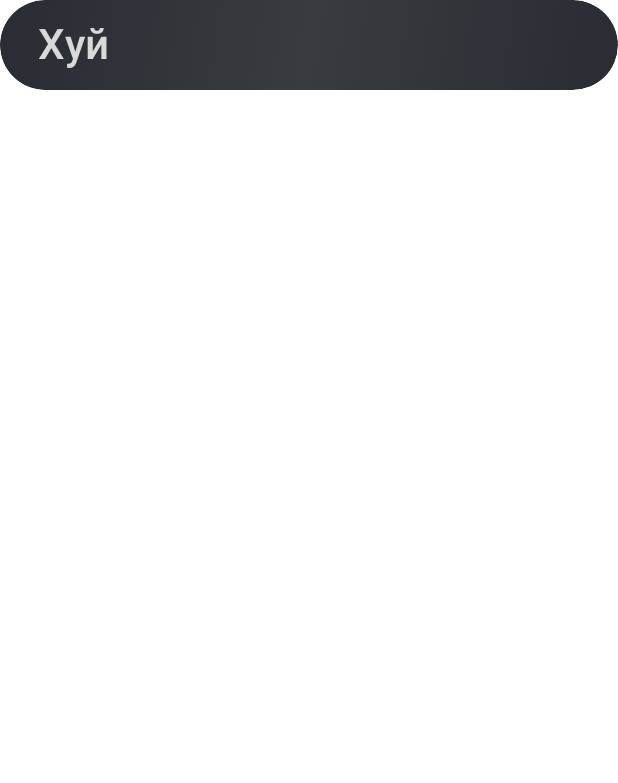
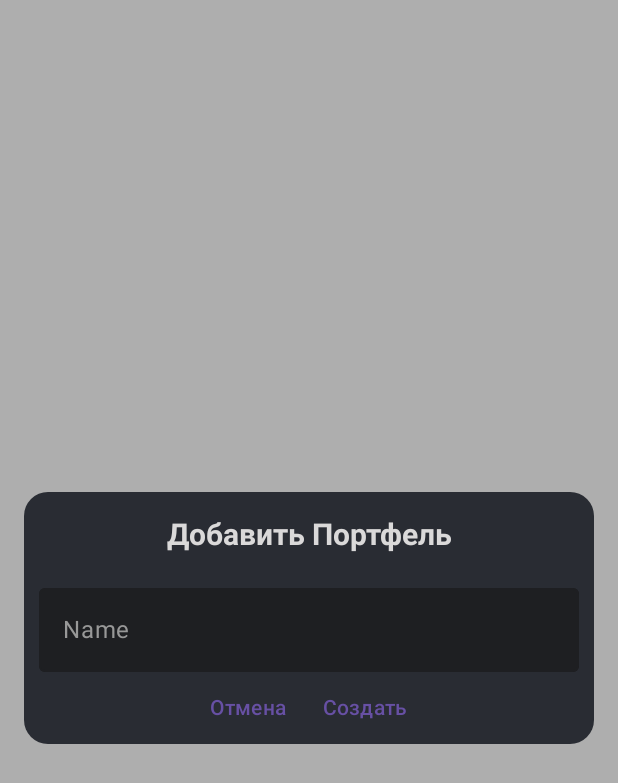
Before and after one commit to Kezy-Kuroyame/Investio, an Android app built with Jetpack Compose: the @Preview function PortfoliosScreenPreview, on a phone screen of 412 x 824 dp. Shown: the top 783 px of the screen. Run offline under Robolectric (Android 15) with nearby library versions, the light colour scheme and no system bars.

Commit message:
some fixes

```diff
--- a/app/src/main/java/com/example/empty_views_activity/components/PorfoliosComponents.kt
+++ b/app/src/main/java/com/example/empty_views_activity/components/PorfoliosComponents.kt
@@ -3,12 +3,16 @@ package com.example.empty_views_activity.components
 import androidx.compose.foundation.Image
 import androidx.compose.foundation.background
 import androidx.compose.foundation.clickable
+import androidx.compose.foundation.layout.Arrangement
 import androidx.compose.foundation.layout.Box
+import androidx.compose.foundation.layout.Column
 import androidx.compose.foundation.layout.PaddingValues
+import androidx.compose.foundation.layout.Row
 import androidx.compose.foundation.layout.Spacer
 import androidx.compose.foundation.layout.fillMaxHeight
 import androidx.compose.foundation.layout.fillMaxSize
 import androidx.compose.foundation.layout.fillMaxWidth
+import androidx.compose.foundation.layout.height
 import androidx.compose.foundation.layout.heightIn
 import androidx.compose.foundation.layout.padding
 import androidx.compose.foundation.layout.size
@@ -19,10 +23,17 @@ import androidx.compose.material.icons.filled.Add
 import androidx.compose.material.icons.filled.Logout
 import androidx.compose.material3.Button
 import androidx.compose.material3.ButtonDefaults
+import androidx.compose.material3.Card
+import androidx.compose.material3.CardDefaults
+import androidx.compose.material3.ExperimentalMaterial3Api
 import androidx.compose.material3.Icon
 import androidx.compose.material3.IconButton
+import androidx.compose.material3.OutlinedTextField
 import androidx.compose.material3.Text
+import androidx.compose.material3.TextButton
+import androidx.compose.material3.TextFieldDefaults
 import androidx.compose.runtime.Composable
+import androidx.compose.runtime.MutableState
 import androidx.compose.runtime.mutableStateOf
 import androidx.compose.runtime.remember
 import androidx.compose.ui.Alignment
@@ -32,14 +43,18 @@ import androidx.compose.ui.graphics.Color
 import androidx.compose.ui.graphics.ColorFilter
 import androidx.compose.ui.res.painterResource
 import androidx.compose.ui.text.font.FontWeight
+import androidx.compose.ui.text.style.TextAlign
 import androidx.compose.ui.tooling.preview.Preview
 import androidx.compose.ui.unit.dp
 import androidx.compose.ui.unit.sp
+import androidx.compose.ui.window.Dialog
 import androidx.navigation.NavController
 import androidx.navigation.compose.rememberNavController
 import com.example.empty_views_activity.R
+import com.example.empty_views_activity.buttons.signUpClick
 import com.example.empty_views_activity.modules.Portfolio
 import com.example.empty_views_activity.navigation.Route
+import com.example.empty_views_activity.queries.postPortfolio
 import com.example.empty_views_activity.ui.theme.colorPrimary
 import com.example.empty_views_activity.ui.theme.colorPurple
 import com.example.empty_views_activity.ui.theme.colorSecondary
@@ -48,11 +63,25 @@ import com.example.empty_views_activity.ui.theme.colorTintPink
 import com.example.empty_views_activity.ui.theme.colorWhite
 import com.example.empty_views_activity.ui.theme.textColorWhite
 import com.example.empty_views_activity.ui.theme.textHintColor
+import kotlinx.coroutines.DelicateCoroutinesApi
+import kotlinx.coroutines.Dispatchers
+import kotlinx.coroutines.GlobalScope
+import kotlinx.coroutines.launch
 
 @Composable
-fun ButtonAdd(userId: String){
+fun ButtonAdd(userId: String, navController: NavController){
+    val isShowDialog = remember {
+        mutableStateOf(false)
+    }
+
+    if (isShowDialog.value){
+        DialogWithImage(isShowDialog, userId, navController)
+    }
+
     IconButton(
-        onClick = { /* TODO add portfolios logic */ },
+        onClick = {
+            isShowDialog.value = true
+                  },
         modifier = Modifier
     ) {
         Icon(
@@ -66,10 +95,9 @@ fun ButtonAdd(userId: String){
 
 @Composable
 fun Portfolio(value: String,
-              route: String,
               navController: NavController,){
 
-    Button(onClick = {navController.navigate(route = route); },
+    Button(onClick = {navController.navigate(""); },
         modifier = Modifier
             .fillMaxWidth()
             .heightIn(48.dp),
@@ -81,7 +109,13 @@ fun Portfolio(value: String,
                 .fillMaxWidth()
                 .heightIn(60.dp)
                 .background(
-                    brush = Brush.linearGradient(listOf(colorSecondary, colorThird, colorSecondary)),
+                    brush = Brush.linearGradient(
+                        listOf(
+                            colorSecondary,
+                            colorThird,
+                            colorSecondary
+                        )
+                    ),
                     shape = RoundedCornerShape(50.dp)
                 ),
             contentAlignment = Alignment.CenterStart
@@ -101,7 +135,7 @@ fun Portfolio(value: String,
 fun ButtonLogOut(navController: NavController){
 
     IconButton(
-        onClick = { Route.LoginIn.route },
+        onClick = { navController.navigate( Route.LoginIn.route) },
         modifier = Modifier
     ) {
         Icon(
@@ -113,11 +147,100 @@ fun ButtonLogOut(navController: NavController){
     }
 }
 
+@OptIn(ExperimentalMaterial3Api::class, DelicateCoroutinesApi::class)
+@Composable
+fun DialogWithImage(
+    isShow: MutableState<Boolean>,
+    userId: String,
+    navController: NavController
+
+) {
+    val portfolioName = remember {
+        mutableStateOf("")
+    }
+
+    if (isShow.value) {
+        Dialog(onDismissRequest = { isShow.value = false }) {
+            // Draw a rectangle shape with rounded corners inside the dialog
+            Card(
+                modifier = Modifier
+                    .fillMaxWidth()
+                    .height(200.dp)
+                    .width(150.dp)
+                    .padding(16.dp),
+                colors = CardDefaults.cardColors(
+                    containerColor = colorSecondary,
+                ),
+                shape = RoundedCornerShape(16.dp),
+            ) {
+                Column(
+                    modifier = Modifier
+                        .fillMaxSize(),
+                    verticalArrangement = Arrangement.Center,
+                    horizontalAlignment = Alignment.CenterHorizontally,
+                ) {
+
+                    Text(
+                        text = "Добавить Портфель",
+                        modifier = Modifier.padding(16.dp),
+                        fontSize = 20.sp,
+                        fontWeight = FontWeight.Bold,
+                        textAlign = TextAlign.Center,
+                        color = textColorWhite
+                    )
+
+                    OutlinedTextField(
+                        label = {
+                                Text(text = "Name")
+                        },
+                        modifier = Modifier
+                            .fillMaxWidth()
+                            .padding(10.dp, 0.dp),
+                        value = portfolioName.value,
+                        colors = TextFieldDefaults.outlinedTextFieldColors(
+                            unfocusedLabelColor = textHintColor,
+                            unfocusedBorderColor = colorPrimary,
+                            focusedBorderColor = textHintColor,
+                            focusedLabelColor = colorPurple,
+                            cursorColor = textHintColor,
+                            containerColor = colorPrimary,
+                            textColor = colorWhite
+                        ),
+                        onValueChange = {portfolioName.value = it}
+                    )
+
+                    Row(
+                        modifier = Modifier
+                            .fillMaxWidth(),
+                        horizontalArrangement = Arrangement.Center,
+                    ) {
+                        TextButton(onClick = {isShow.value = false}) {
+                            Text(text = "Отмена")
+                        }
+                        TextButton(onClick = {
+                            GlobalScope.launch(Dispatchers.IO) {
+                                postPortfolio(userId, portfolioName.value)
+                                isShow.value = false
+                            }
+//                            navController.navigate("portfolios/${userId}")
+                        }
+                        ) {
+                            Text(text = "Создать")
+
+                        }
+                    }
+                }
+            }
+        }
+    }
+}
+
+
 @Preview
 @Composable
 fun PortfoliosScreenPreview(){
     val isShow = remember {
         mutableStateOf(true)
     }
-    com.example.empty_views_activity.components.Portfolio(value = "Хуй", route = Route.LoginIn.route, navController = rememberNavController())
+    com.example.empty_views_activity.components.DialogWithImage(isShow, "0", navController = rememberNavController())
 }
--- a/app/src/main/java/com/example/empty_views_activity/components/SignUpComponents.kt
+++ b/app/src/main/java/com/example/empty_views_activity/components/SignUpComponents.kt
@@ -141,7 +141,7 @@ fun SignUpErrorAlertDialog(isShow: MutableState<Boolean>, header: String, conten
     }
 }
 
-// TODO разобраться с таймером
+
 @Composable
 fun SignUpSuccessDialog(isShow: MutableState<Boolean>, navController: NavController){
     val timer = object: CountDownTimer(1000, 1000) {
--- a/app/src/main/java/com/example/empty_views_activity/navigation/Route.kt
+++ b/app/src/main/java/com/example/empty_views_activity/navigation/Route.kt
@@ -2,7 +2,7 @@ package com.example.empty_views_activity.navigation
 
 sealed class Route(val route: String) {
     data object LoginIn: Route(route = "login_in_screen")
-    data object LoginInPassword: Route(route = "login_in_password_screen/{userId}")
+    data object LoginInPassword: Route(route = "login_in_password_screen/{email}")
     data object SignUp: Route(route = "sign_up_screen")
-    data object Portfolio: Route(route = "portfolio/{userId}")
+    data object Portfolios: Route(route = "portfolios/{userId}")
 }
--- a/app/src/main/java/com/example/empty_views_activity/queries/get.kt
+++ b/app/src/main/java/com/example/empty_views_activity/queries/get.kt
@@ -101,8 +101,11 @@ suspend fun countUsersPortfolio(userId: String): Int{
 }
 
 suspend fun getPortfoliosNames(userId: String): List<String> {
+    Log.i("getPortfoliosNames", "Trying")
+
     return getPortfolios().filter { it.user_id == userId }.map { it.name }
 }
+
 /** Получение всех данных по id юзера
 suspend fun getUserById(id: String): String? {
 
--- a/build.gradle.kts
+++ b/build.gradle.kts
@@ -1,5 +1,5 @@
 // Top-level build file where you can add configuration options common to all sub-projects/modules.
 plugins {
-    id("com.android.application") version "8.1.1" apply false
+    id("com.android.application") version "8.2.0" apply false
     id("org.jetbrains.kotlin.android") version "1.9.0" apply false
 }
```
Also changed, not shown: app/src/main/java/com/example/empty_views_activity/buttons/ButtonsFunctions.kt (+10 -0 lines), app/src/main/java/com/example/empty_views_activity/components/LogInComponents.kt (+5 -2 lines), app/src/main/java/com/example/empty_views_activity/components/LoginInPasswordComponents.kt (added, +80 -0 lines), app/src/main/java/com/example/empty_views_activity/navigation/Navigation.kt (+18 -4 lines), app/src/main/java/com/example/empty_views_activity/queries/post.kt (+7 -9 lines), app/src/main/java/com/example/empty_views_activity/screens/LoginPasswordScreen.kt (+6 -6 lines), app/src/main/java/com/example/empty_views_activity/screens/PortfoliosScreen.kt (+27 -10 lines), gradle/wrapper/gradle-wrapper.properties.
